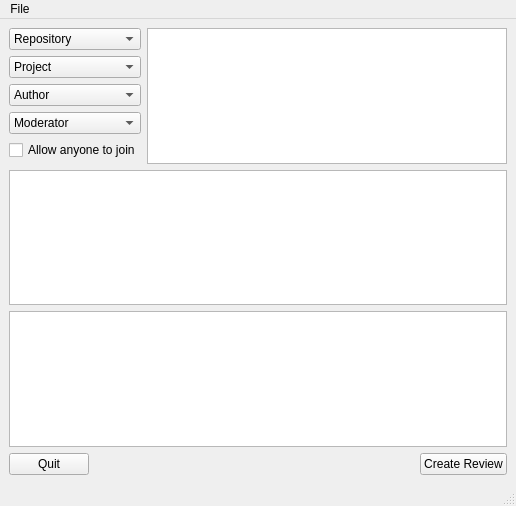
First picture: the form in src/ui/MainWindow.ui, repository sebr/critter, before the edit.
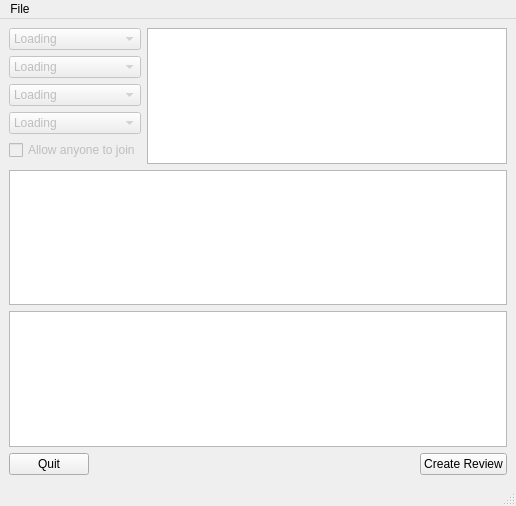
Second picture: the form after the edit.

```diff
--- a/src/ui/MainWindow.ui
+++ b/src/ui/MainWindow.ui
@@ -21,42 +21,57 @@
        <layout class="QVBoxLayout" name="verticalLayout">
         <item>
          <widget class="QComboBox" name="repository">
+          <property name="enabled">
+           <bool>false</bool>
+          </property>
           <item>
            <property name="text">
-            <string>Repository</string>
+            <string>Loading</string>
            </property>
           </item>
          </widget>
         </item>
         <item>
          <widget class="QComboBox" name="project">
+          <property name="enabled">
+           <bool>false</bool>
+          </property>
           <item>
            <property name="text">
-            <string>Project</string>
+            <string>Loading</string>
            </property>
           </item>
          </widget>
         </item>
         <item>
          <widget class="QComboBox" name="author">
+          <property name="enabled">
+           <bool>false</bool>
+          </property>
           <item>
            <property name="text">
-            <string>Author</string>
+            <string>Loading</string>
            </property>
           </item>
          </widget>
         </item>
         <item>
          <widget class="QComboBox" name="moderator">
+          <property name="enabled">
+           <bool>false</bool>
+          </property>
           <item>
            <property name="text">
-            <string>Moderator</string>
+            <string>Loading</string>
            </property>
           </item>
          </widget>
         </item>
         <item>
          <widget class="QCheckBox" name="checkBox">
+          <property name="enabled">
+           <bool>false</bool>
+          </property>
           <property name="text">
            <string>Allow anyone to join</string>
           </property>
```
